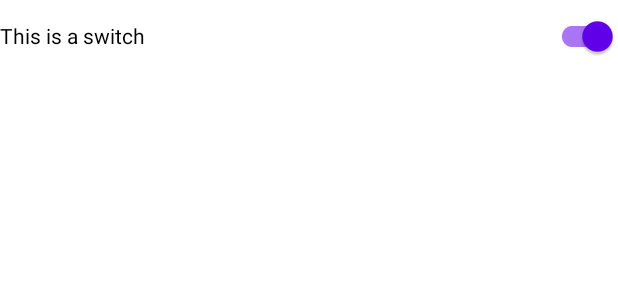
After one commit to esafirm/compose-ui-book, an Android app: the layout view_switch.xml on its own in the app's theme, with its tools: preview values and no code run, on a phone screen of 412 x 824 dp. The commit adds this screen. Shown: the top 300 px of the screen. Run offline under Robolectric (Android 15) with nearby library versions, the light colour scheme and no system bars.

Commit message:
boolean type input

```diff
--- a/browser/src/main/java/nolambda/uibook/browser/form/FormCreator.kt
+++ b/browser/src/main/java/nolambda/uibook/browser/form/FormCreator.kt
@@ -11,6 +11,7 @@ import nolambda.uibook.annotations.BookMetaData
 import nolambda.uibook.browser.BookHost
 import nolambda.uibook.browser.R
 import nolambda.uibook.browser.databinding.ViewFormBinding
+import nolambda.uibook.browser.databinding.ViewSeparatorBinding
 import nolambda.uibook.browser.measurement.MeasurementHelperImpl
 import nolambda.uibook.browser.measurement.MeasurementOverlayView
 import nolambda.uibook.browser.show
@@ -50,6 +51,11 @@ class FormCreator(
         }
 
         meta.parameters.forEachIndexed { index, parameter ->
+
+            val isAddSeparator = index != 0
+            if (isAddSeparator) {
+                ViewSeparatorBinding.inflate(inflater, binding.containerInput, true)
+            }
 
             val setViewStateForIndex = { value: Any ->
                 setViewState(index, value)
--- /dev/null
+++ b/browser/src/main/res/layout/view_dropdown.xml
@@ -0,0 +1,6 @@
+<?xml version="1.0" encoding="utf-8"?>
+<androidx.constraintlayout.widget.ConstraintLayout
+    xmlns:android="http://schemas.android.com/apk/res/android" android:layout_width="match_parent"
+    android:layout_height="match_parent">
+
+</androidx.constraintlayout.widget.ConstraintLayout>
--- /dev/null
+++ b/browser/src/main/res/layout/view_separator.xml
@@ -0,0 +1,5 @@
+<?xml version="1.0" encoding="utf-8"?>
+<View xmlns:android="http://schemas.android.com/apk/res/android"
+    android:id="@+id/separator"
+    android:layout_width="match_parent"
+    android:layout_height="@dimen/spacing16" />
--- /dev/null
+++ b/browser/src/main/res/layout/view_switch.xml
@@ -0,0 +1,17 @@
+<?xml version="1.0" encoding="utf-8"?>
+<LinearLayout xmlns:android="http://schemas.android.com/apk/res/android"
+    xmlns:app="http://schemas.android.com/apk/res-auto"
+    xmlns:tools="http://schemas.android.com/tools"
+    android:layout_width="match_parent"
+    android:layout_height="match_parent">
+
+    <com.google.android.material.switchmaterial.SwitchMaterial
+        android:id="@+id/input_switch"
+        android:layout_width="match_parent"
+        android:layout_height="wrap_content"
+        android:checked="true"
+        android:theme="@style/Theme.UIBook.NoActionBar"
+        app:useMaterialThemeColors="true"
+        tools:text="This is a switch" />
+
+</LinearLayout>
--- a/browser/src/main/res/values/themes.xml
+++ b/browser/src/main/res/values/themes.xml
@@ -7,8 +7,8 @@
         <item name="colorPrimaryVariant">@color/purple_700</item>
         <item name="colorOnPrimary">@color/white</item>
         <!-- Secondary brand color. -->
-        <item name="colorSecondary">@color/teal_200</item>
-        <item name="colorSecondaryVariant">@color/teal_700</item>
+        <item name="colorSecondary">@color/purple_500</item>
+        <item name="colorSecondaryVariant">@color/purple_700</item>
         <item name="colorOnSecondary">@color/black</item>
         <!-- Status bar color. -->
         <item name="android:statusBarColor" tools:targetApi="l">?attr/colorPrimaryVariant</item>
```
Also changed, not shown: browser/src/main/java/nolambda/uibook/browser/BookHost.kt (+6 -1 lines), browser/src/main/java/nolambda/uibook/browser/ParameterTypes.kt (added, +18 -0 lines), browser/src/main/java/nolambda/uibook/browser/form/DefaultInputCreator.kt (+41 -1 lines), browser/src/main/java/nolambda/uibook/browser/viewstate/DefaultViewStateProvider.kt (+2 -10 lines), sample/src/main/java/nolambda/uibook/samples/Catalogue.kt (+15 -2 lines), sample/src/main/res/layout/item_with_boolean.xml (added, +20 -0 lines).
